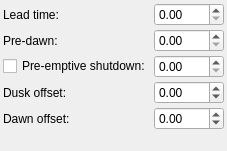
Before: the Qt Designer form kstars/ekos/scheduler/opsoffsetsettings.ui in KDE/kstars, drawn with Qt 5.
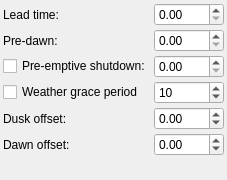
After: the same form once the commit is applied.

Commit message:
Make scheduler check universal and not job specific.
Make scheduler check universal and not job specific. Fix scheduler weather handling by introducing a grace period (default 10 minutes) where jobs would refuse to start, or would stop if in progress, in case of weather Alert. Weather warning will prevent new jobs from starting but will not stop existing jobs.

```diff
--- a/kstars/ekos/scheduler/opsoffsetsettings.ui
+++ b/kstars/ekos/scheduler/opsoffsetsettings.ui
@@ -7,7 +7,7 @@
     <x>0</x>
     <y>0</y>
     <width>227</width>
-    <height>151</height>
+    <height>180</height>
    </rect>
   </property>
   <property name="windowTitle">
@@ -39,19 +39,10 @@
      </property>
     </widget>
    </item>
-   <item row="1" column="1">
-    <widget class="QDoubleSpinBox" name="kcfg_PreDawnTime"/>
-   </item>
-   <item row="4" column="1">
-    <widget class="QDoubleSpinBox" name="kcfg_DawnOffset">
-     <property name="minimum">
-      <double>-24.000000000000000</double>
-     </property>
-     <property name="maximum">
-      <double>24.000000000000000</double>
-     </property>
-     <property name="singleStep">
-      <double>0.500000000000000</double>
+   <item row="2" column="1">
+    <widget class="QDoubleSpinBox" name="kcfg_PreemptiveShutdownTime">
+     <property name="toolTip">
+      <string>&lt;html&gt;&lt;head/&gt;&lt;body&gt;&lt;p&gt;Pre-emptive shutdown hours&lt;/p&gt;&lt;/body&gt;&lt;/html&gt;</string>
      </property>
     </widget>
    </item>
@@ -65,21 +56,18 @@
      </property>
     </widget>
    </item>
-   <item row="0" column="1">
-    <widget class="QDoubleSpinBox" name="kcfg_LeadTime"/>
-   </item>
-   <item row="3" column="1">
-    <widget class="QDoubleSpinBox" name="kcfg_DuskOffset">
-     <property name="minimum">
-      <double>-24.000000000000000</double>
+   <item row="6" column="0">
+    <spacer name="verticalSpacer">
+     <property name="orientation">
+      <enum>Qt::Orientation::Vertical</enum>
      </property>
-     <property name="maximum">
-      <double>24.000000000000000</double>
+     <property name="sizeHint" stdset="0">
+      <size>
+       <width>20</width>
+       <height>40</height>
+      </size>
      </property>
-     <property name="singleStep">
-      <double>0.500000000000000</double>
-     </property>
-    </widget>
+    </spacer>
    </item>
    <item row="1" column="0">
     <widget class="QLabel" name="preDawnLabel">
@@ -91,7 +79,23 @@
      </property>
     </widget>
    </item>
-   <item row="4" column="0">
+   <item row="1" column="1">
+    <widget class="QDoubleSpinBox" name="kcfg_PreDawnTime"/>
+   </item>
+   <item row="4" column="1">
+    <widget class="QDoubleSpinBox" name="kcfg_DuskOffset">
+     <property name="minimum">
+      <double>-24.000000000000000</double>
+     </property>
+     <property name="maximum">
+      <double>24.000000000000000</double>
+     </property>
+     <property name="singleStep">
+      <double>0.500000000000000</double>
+     </property>
+    </widget>
+   </item>
+   <item row="5" column="0">
     <widget class="QLabel" name="dawnOffsetLabel">
      <property name="toolTip">
       <string>&lt;html&gt;&lt;body&gt;&lt;p&gt;Offset astronomical dawn by this many hours. This positive or negative value adjusts the twilight restriction.&lt;/p&gt;&lt;/body&gt;&lt;/html&gt;</string>
@@ -101,7 +105,23 @@
      </property>
     </widget>
    </item>
-   <item row="3" column="0">
+   <item row="3" column="1">
+    <widget class="QSpinBox" name="kcfg_SchedulerWeatherGracePeriod">
+     <property name="minimum">
+      <number>1</number>
+     </property>
+     <property name="maximum">
+      <number>120</number>
+     </property>
+     <property name="value">
+      <number>10</number>
+     </property>
+    </widget>
+   </item>
+   <item row="0" column="1">
+    <widget class="QDoubleSpinBox" name="kcfg_LeadTime"/>
+   </item>
+   <item row="4" column="0">
     <widget class="QLabel" name="duskOffsetLabel">
      <property name="toolTip">
       <string>&lt;html&gt;&lt;body&gt;&lt;p&gt;Offset astronomical dusk by this many hours. This positive or negative value adjusts the twilight restriction.&lt;/p&gt;&lt;/body&gt;&lt;/html&gt;</string>
@@ -111,25 +131,28 @@
      </property>
     </widget>
    </item>
-   <item row="2" column="1">
-    <widget class="QDoubleSpinBox" name="kcfg_PreemptiveShutdownTime">
-     <property name="toolTip">
-      <string>&lt;html&gt;&lt;head/&gt;&lt;body&gt;&lt;p&gt;Pre-emptive shutdown hours&lt;/p&gt;&lt;/body&gt;&lt;/html&gt;</string>
+   <item row="5" column="1">
+    <widget class="QDoubleSpinBox" name="kcfg_DawnOffset">
+     <property name="minimum">
+      <double>-24.000000000000000</double>
+     </property>
+     <property name="maximum">
+      <double>24.000000000000000</double>
+     </property>
+     <property name="singleStep">
+      <double>0.500000000000000</double>
      </property>
     </widget>
    </item>
-   <item row="5" column="0">
-    <spacer name="verticalSpacer">
-     <property name="orientation">
-      <enum>Qt::Orientation::Vertical</enum>
+   <item row="3" column="0">
+    <widget class="QCheckBox" name="kcfg_SchedulerWeather">
+     <property name="toolTip">
+      <string>&lt;html&gt;&lt;head/&gt;&lt;body&gt;&lt;p&gt;&lt;span style=&quot; font-weight:700;&quot;&gt;Enable Weather-Based Scheduling:&lt;/span&gt; Prevents new jobs from starting during weather warnings or alerts. Existing jobs continue during warnings, but are aborted during alerts. System initiates a soft shutdown and waits for improved conditions or grace period expiration, after which the current job is terminated.&lt;/p&gt;&lt;/body&gt;&lt;/html&gt;</string>
      </property>
-     <property name="sizeHint" stdset="0">
-      <size>
-       <width>20</width>
-       <height>40</height>
-      </size>
+     <property name="text">
+      <string>Weather grace period</string>
      </property>
-    </spacer>
+    </widget>
    </item>
   </layout>
  </widget>
```
The commit also changes 11 other files.
